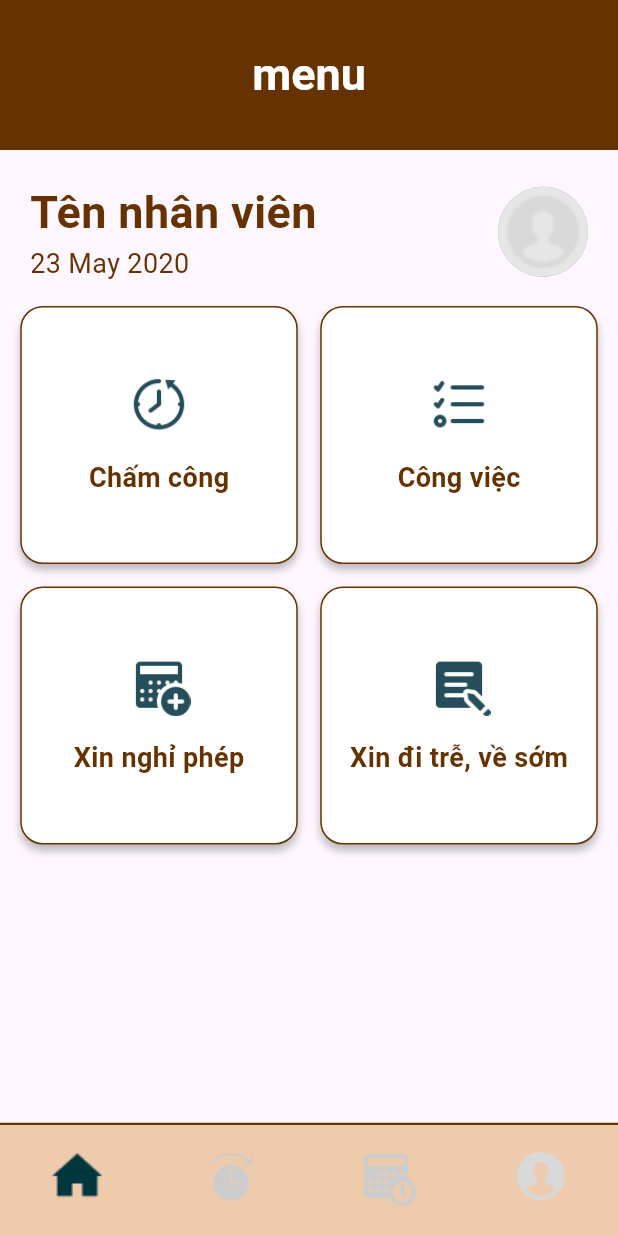
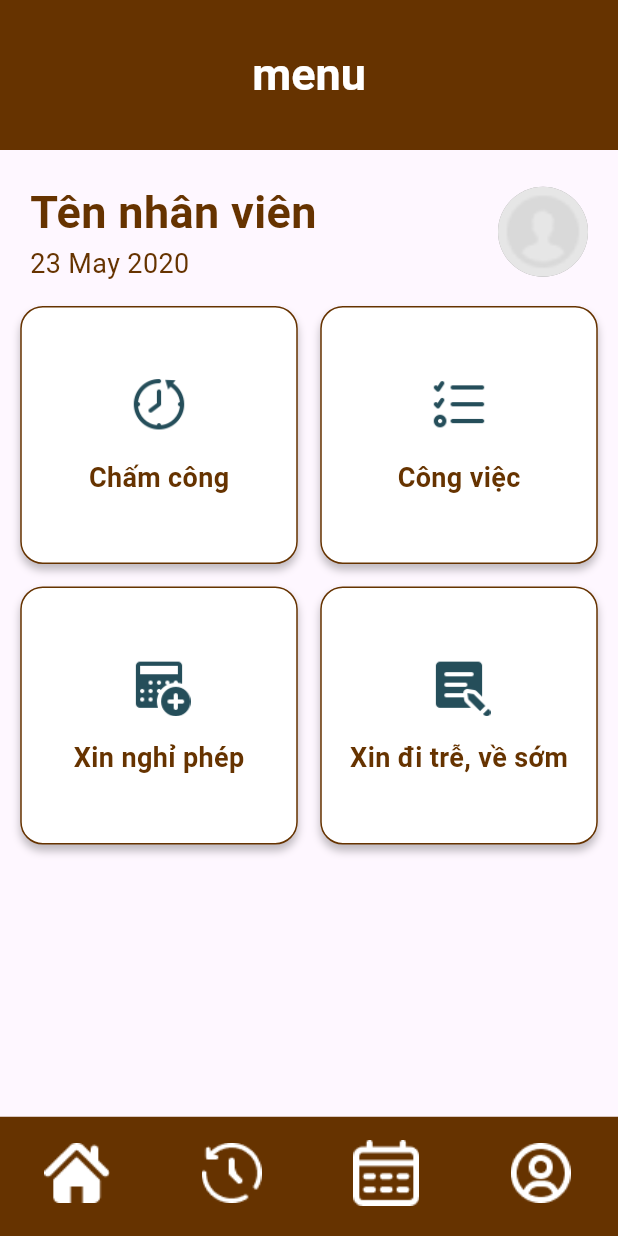
Before and after one commit to 0899905503/ManagementEAS, a Flutter app: the screen it shows after launch, on a phone screen of 412 x 824 dp. Run offline on Flutter 3.47's test engine with Material 3 defaults, Android fonts, the phone set to English and light mode, and no system bars; our stand-ins replace cached_network_image, equatable, flutter_bloc, get; missing offline and left inert: dart:ffi.

Commit message:
update UI for Bottom navigator bar

```diff
--- a/lib/UI/Employee/main_page/main_page.dart
+++ b/lib/UI/Employee/main_page/main_page.dart
@@ -121,7 +121,7 @@ class _TkMainChildPageState extends State<TkMainChildPage> {
             BottomNavigationBar(
               showSelectedLabels: false,
               showUnselectedLabels: false,
-              backgroundColor: Color(0xffEECBAD),
+              backgroundColor: Color(0xff663300),
               elevation: 0,
               type: BottomNavigationBarType.fixed,
               currentIndex: state.selectedIndex,
--- a/lib/common/app_images.dart
+++ b/lib/common/app_images.dart
@@ -100,5 +100,11 @@ class AppImages {
 //Choose App Screen
   static const icEmployee = "assets/images/ic_employee.png";
   static const icSalary = "assets/images/ic_salary.png";
+  //Bottom navigator Bar
+  static const icHomeBar = "assets/images/ic_homebar.png";
+  static const icClockBar = "assets/images/ic_clockbar.png";
+  static const icCalendarBar = "assets/images/ic_calendarBar.png";
+  static const icProfileBar = "assets/images/ic_profileBar.png";
+
   //===========================================================================================
 }
--- a/lib/models/enums/main_tab.dart
+++ b/lib/models/enums/main_tab.dart
@@ -11,26 +11,26 @@ enum MainTab {
     switch (this) {
       case MainTab.home:
         return BottomNavigationBarItem(
-          icon: Image.asset(AppImages.icTKHomeMenuInActive),
-          activeIcon: Image.asset(AppImages.icTKHomeMenuActive),
+          icon: Image.asset(AppImages.icHomeBar),
+          activeIcon: Image.asset(AppImages.icHomeBar),
           label: "Home",
         );
       case MainTab.checkIn:
         return BottomNavigationBarItem(
-          icon: Image.asset(AppImages.icTKTimekeepingMenuInActive),
-          activeIcon: Image.asset(AppImages.icTKTimekeepingMenuActive),
+          icon: Image.asset(AppImages.icClockBar),
+          activeIcon: Image.asset(AppImages.icClockBar),
           label: "Movies",
         );
       case MainTab.workOffHistory:
         return BottomNavigationBarItem(
-          icon: Image.asset(AppImages.icTKCalendarMenuInActive),
-          activeIcon: Image.asset(AppImages.icTKCalendarMenuActive),
+          icon: Image.asset(AppImages.icCalendarBar),
+          activeIcon: Image.asset(AppImages.icCalendarBar),
           label: "Widgets",
         );
       case MainTab.profile:
         return BottomNavigationBarItem(
-          icon: Image.asset(AppImages.icTKPersonMenuInActive),
-          activeIcon: Image.asset(AppImages.icTKPersonMenuActive),
+          icon: Image.asset(AppImages.icProfileBar),
+          activeIcon: Image.asset(AppImages.icProfileBar),
           label: "Profile",
         );
     }
```
Also changed, not shown: assets/images/ic_calendarBar.png (added), assets/images/ic_clockbar.png (added), assets/images/ic_homebar.png (added), assets/images/ic_profileBar.png (added).
